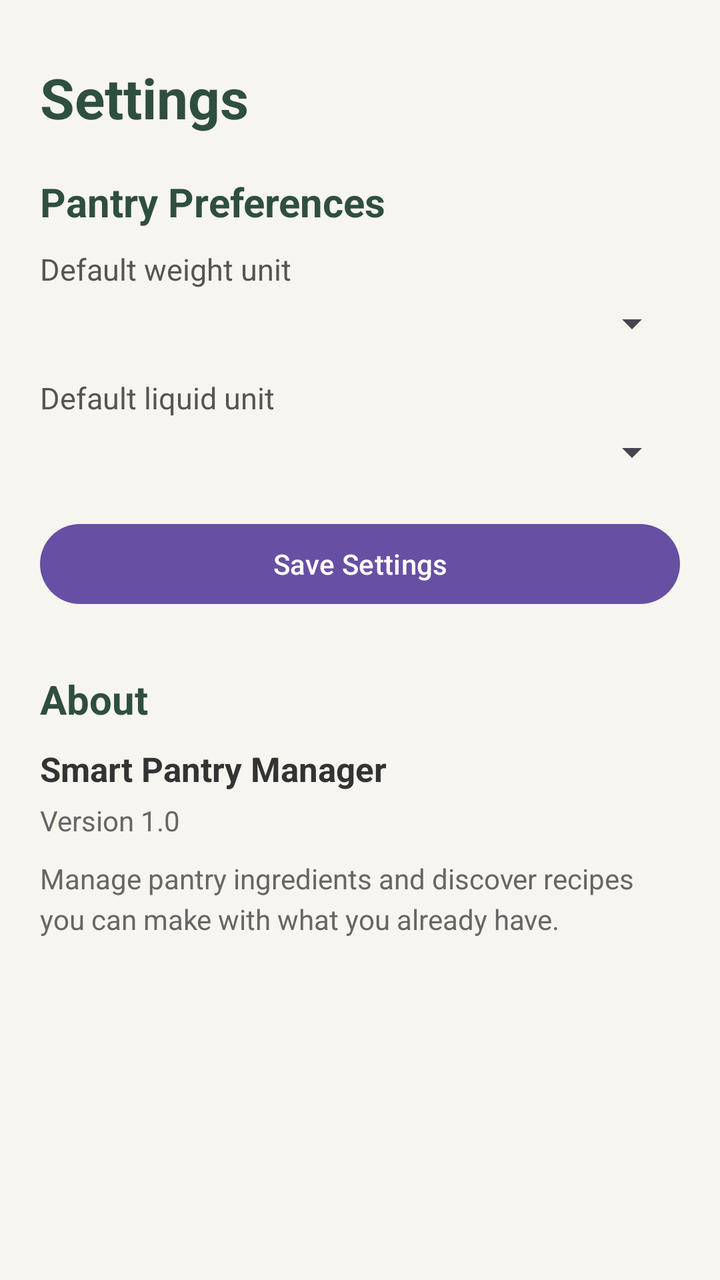
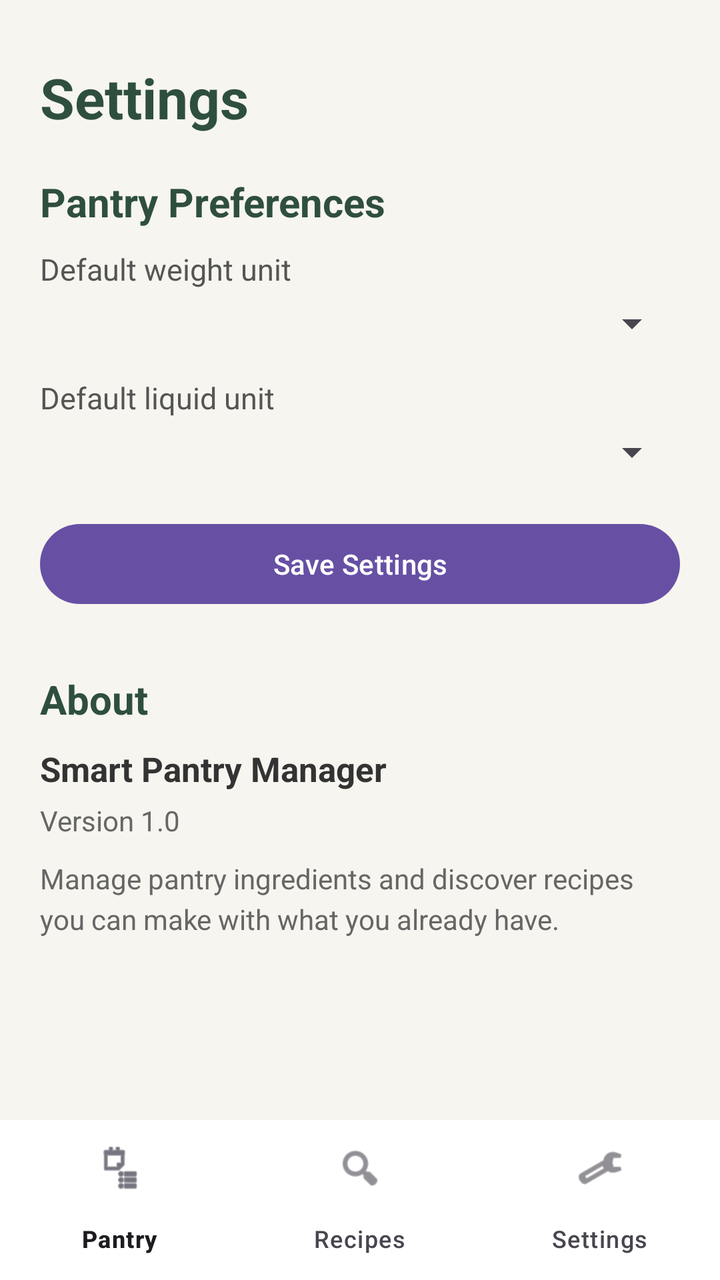

Screens rendered from an Android XML layout before and after an edit, with the pre-edit source and the edit as a unified diff.
<!-- AndroidManifest.xml: application theme Theme.SmartPantryManager -->
<!-- res/layout/activity_settings.xml -->
<?xml version="1.0" encoding="utf-8"?>
<ScrollView xmlns:android="http://schemas.android.com/apk/res/android"
    android:layout_width="match_parent"
    android:layout_height="match_parent"
    android:background="#F7F5EF">

    <LinearLayout
        android:layout_width="match_parent"
        android:layout_height="wrap_content"
        android:orientation="vertical"
        android:padding="20dp">

        <TextView
            android:id="@+id/tvSettingsTitle"
            android:layout_width="wrap_content"
            android:layout_height="wrap_content"
            android:text="Settings"
            android:textSize="28sp"
            android:textStyle="bold"
            android:textColor="#2F4F3E"
            android:layout_marginTop="10dp"
            android:layout_marginBottom="20dp" />

        <TextView
            android:layout_width="wrap_content"
            android:layout_height="wrap_content"
            android:text="Pantry Preferences"
            android:textSize="20sp"
            android:textStyle="bold"
            android:textColor="#2F4F3E"
            android:layout_marginBottom="10dp" />

        <TextView
            android:layout_width="wrap_content"
            android:layout_height="wrap_content"
            android:text="Default weight unit"
            android:textSize="15sp"
            android:textColor="#555555"
            android:layout_marginBottom="5dp" />

        <Spinner
            android:id="@+id/spinnerWeightUnit"
            android:layout_width="match_parent"
            android:layout_height="wrap_content"
            android:layout_marginBottom="15dp" />

        <TextView
            android:layout_width="wrap_content"
            android:layout_height="wrap_content"
            android:text="Default liquid unit"
            android:textSize="15sp"
            android:textColor="#555555"
            android:layout_marginBottom="5dp" />

        <Spinner
            android:id="@+id/spinnerLiquidUnit"
            android:layout_width="match_parent"
            android:layout_height="wrap_content"
            android:layout_marginBottom="20dp" />

        <Button
            android:id="@+id/btnSaveSettings"
            android:layout_width="match_parent"
            android:layout_height="wrap_content"
            android:text="Save Settings"
            android:textAllCaps="false"
            android:layout_marginBottom="30dp" />

        <TextView
            android:layout_width="wrap_content"
            android:layout_height="wrap_content"
            android:text="About"
            android:textSize="20sp"
            android:textStyle="bold"
            android:textColor="#2F4F3E"
            android:layout_marginBottom="10dp" />

        <TextView
            android:layout_width="wrap_content"
            android:layout_height="wrap_content"
            android:text="Smart Pantry Manager"
            android:textSize="17sp"
            android:textStyle="bold"
            android:textColor="#333333"
            android:layout_marginBottom="5dp" />

        <TextView
            android:layout_width="wrap_content"
            android:layout_height="wrap_content"
            android:text="Version 1.0"
            android:textSize="14sp"
            android:textColor="#666666"
            android:layout_marginBottom="10dp" />

        <TextView
            android:layout_width="wrap_content"
            android:layout_height="wrap_content"
            android:text="Manage pantry ingredients and discover recipes you can make with what you already have."
            android:textSize="14sp"
            android:textColor="#666666"
            android:lineSpacingExtra="4dp" />

    </LinearLayout>

</ScrollView>
<!-- resources referenced by this layout -->
<resources>
  <style name="Theme.SmartPantryManager" parent="Base.Theme.SmartPantryManager" />
  <style name="Base.Theme.SmartPantryManager" parent="Theme.Material3.DayNight.NoActionBar">
          
          
      </style>
</resources>

<!-- the commit's change to res/layout/activity_settings.xml (unified diff, before → after) -->
@@ -1,105 +1,122 @@
 <?xml version="1.0" encoding="utf-8"?>
-<ScrollView xmlns:android="http://schemas.android.com/apk/res/android"
+<LinearLayout xmlns:android="http://schemas.android.com/apk/res/android"
+    xmlns:app="http://schemas.android.com/apk/res-auto"
     android:layout_width="match_parent"
     android:layout_height="match_parent"
+    android:orientation="vertical"
     android:background="#F7F5EF">
 
-    <LinearLayout
+    <ScrollView
+        android:layout_width="match_parent"
+        android:layout_height="0dp"
+        android:layout_weight="1">
+
+        <LinearLayout
+            android:layout_width="match_parent"
+            android:layout_height="wrap_content"
+            android:orientation="vertical"
+            android:padding="20dp">
+
+            <TextView
+                android:id="@+id/tvSettingsTitle"
+                android:layout_width="wrap_content"
+                android:layout_height="wrap_content"
+                android:text="Settings"
+                android:textSize="28sp"
+                android:textStyle="bold"
+                android:textColor="#2F4F3E"
+                android:layout_marginTop="10dp"
+                android:layout_marginBottom="20dp" />
+
+            <TextView
+                android:layout_width="wrap_content"
+                android:layout_height="wrap_content"
+                android:text="Pantry Preferences"
+                android:textSize="20sp"
+                android:textStyle="bold"
+                android:textColor="#2F4F3E"
+                android:layout_marginBottom="10dp" />
+
+            <TextView
+                android:layout_width="wrap_content"
+                android:layout_height="wrap_content"
+                android:text="Default weight unit"
+                android:textSize="15sp"
+                android:textColor="#555555"
+                android:layout_marginBottom="5dp" />
+
+            <Spinner
+                android:id="@+id/spinnerWeightUnit"
+                android:layout_width="match_parent"
+                android:layout_height="wrap_content"
+                android:layout_marginBottom="15dp" />
+
+            <TextView
+                android:layout_width="wrap_content"
+                android:layout_height="wrap_content"
+                android:text="Default liquid unit"
+                android:textSize="15sp"
+                android:textColor="#555555"
+                android:layout_marginBottom="5dp" />
+
+            <Spinner
+                android:id="@+id/spinnerLiquidUnit"
+                android:layout_width="match_parent"
+                android:layout_height="wrap_content"
+                android:layout_marginBottom="20dp" />
+
+            <Button
+                android:id="@+id/btnSaveSettings"
+                android:layout_width="match_parent"
+                android:layout_height="wrap_content"
+                android:text="Save Settings"
+                android:textAllCaps="false"
+                android:layout_marginBottom="30dp" />
+
+            <TextView
+                android:layout_width="wrap_content"
+                android:layout_height="wrap_content"
+                android:text="About"
+                android:textSize="20sp"
+                android:textStyle="bold"
+                android:textColor="#2F4F3E"
+                android:layout_marginBottom="10dp" />
+
+            <TextView
+                android:layout_width="wrap_content"
+                android:layout_height="wrap_content"
+                android:text="Smart Pantry Manager"
+                android:textSize="17sp"
+                android:textStyle="bold"
+                android:textColor="#333333"
+                android:layout_marginBottom="5dp" />
+
+            <TextView
+                android:layout_width="wrap_content"
+                android:layout_height="wrap_content"
+                android:text="Version 1.0"
+                android:textSize="14sp"
+                android:textColor="#666666"
+                android:layout_marginBottom="10dp" />
+
+            <TextView
+                android:layout_width="wrap_content"
+                android:layout_height="wrap_content"
+                android:text="Manage pantry ingredients and discover recipes you can make with what you already have."
+                android:textSize="14sp"
+                android:textColor="#666666"
+                android:lineSpacingExtra="4dp" />
+
+        </LinearLayout>
+
+    </ScrollView>
+
+    <com.google.android.material.bottomnavigation.BottomNavigationView
+        android:id="@+id/bottomNavigationView"
         android:layout_width="match_parent"
         android:layout_height="wrap_content"
-        android:orientation="vertical"
-        android:padding="20dp">
+        android:background="#FFFFFF"
+        app:menu="@menu/bottom_nav_menu"
+        app:labelVisibilityMode="labeled" />
 
-        <TextView
-            android:id="@+id/tvSettingsTitle"
-            android:layout_width="wrap_content"
-            android:layout_height="wrap_content"
-            android:text="Settings"
-            android:textSize="28sp"
-            android:textStyle="bold"
-            android:textColor="#2F4F3E"
-            android:layout_marginTop="10dp"
-            android:layout_marginBottom="20dp" />
-
-        <TextView
-            android:layout_width="wrap_content"
-            android:layout_height="wrap_content"
-            android:text="Pantry Preferences"
-            android:textSize="20sp"
-            android:textStyle="bold"
-            android:textColor="#2F4F3E"
-            android:layout_marginBottom="10dp" />
-
-        <TextView
-            android:layout_width="wrap_content"
-            android:layout_height="wrap_content"
-            android:text="Default weight unit"
-            android:textSize="15sp"
-            android:textColor="#555555"
-            android:layout_marginBottom="5dp" />
-
-        <Spinner
-            android:id="@+id/spinnerWeightUnit"
-            android:layout_width="match_parent"
-            android:layout_height="wrap_content"
-            android:layout_marginBottom="15dp" />
-
-        <TextView
-            android:layout_width="wrap_content"
-            android:layout_height="wrap_content"
-            android:text="Default liquid unit"
-            android:textSize="15sp"
-            android:textColor="#555555"
-            android:layout_marginBottom="5dp" />
-
-        <Spinner
-            android:id="@+id/spinnerLiquidUnit"
-            android:layout_width="match_parent"
-            android:layout_height="wrap_content"
-            android:layout_marginBottom="20dp" />
-
-        <Button
-            android:id="@+id/btnSaveSettings"
-            android:layout_width="match_parent"
-            android:layout_height="wrap_content"
-            android:text="Save Settings"
-            android:textAllCaps="false"
-            android:layout_marginBottom="30dp" />
-
-        <TextView
-            android:layout_width="wrap_content"
-            android:layout_height="wrap_content"
-            android:text="About"
-            android:textSize="20sp"
-            android:textStyle="bold"
-            android:textColor="#2F4F3E"
-            android:layout_marginBottom="10dp" />
-
-        <TextView
-            android:layout_width="wrap_content"
-            android:layout_height="wrap_content"
-            android:text="Smart Pantry Manager"
-            android:textSize="17sp"
-            android:textStyle="bold"
-            android:textColor="#333333"
-            android:layout_marginBottom="5dp" />
-
-        <TextView
-            android:layout_width="wrap_content"
-            android:layout_height="wrap_content"
-            android:text="Version 1.0"
-            android:textSize="14sp"
-            android:textColor="#666666"
-            android:layout_marginBottom="10dp" />
-
-        <TextView
-            android:layout_width="wrap_content"
-            android:layout_height="wrap_content"
-            android:text="Manage pantry ingredients and discover recipes you can make with what you already have."
-            android:textSize="14sp"
-            android:textColor="#666666"
-            android:lineSpacingExtra="4dp" />
-
-    </LinearLayout>
-
-</ScrollView>
+</LinearLayout>
